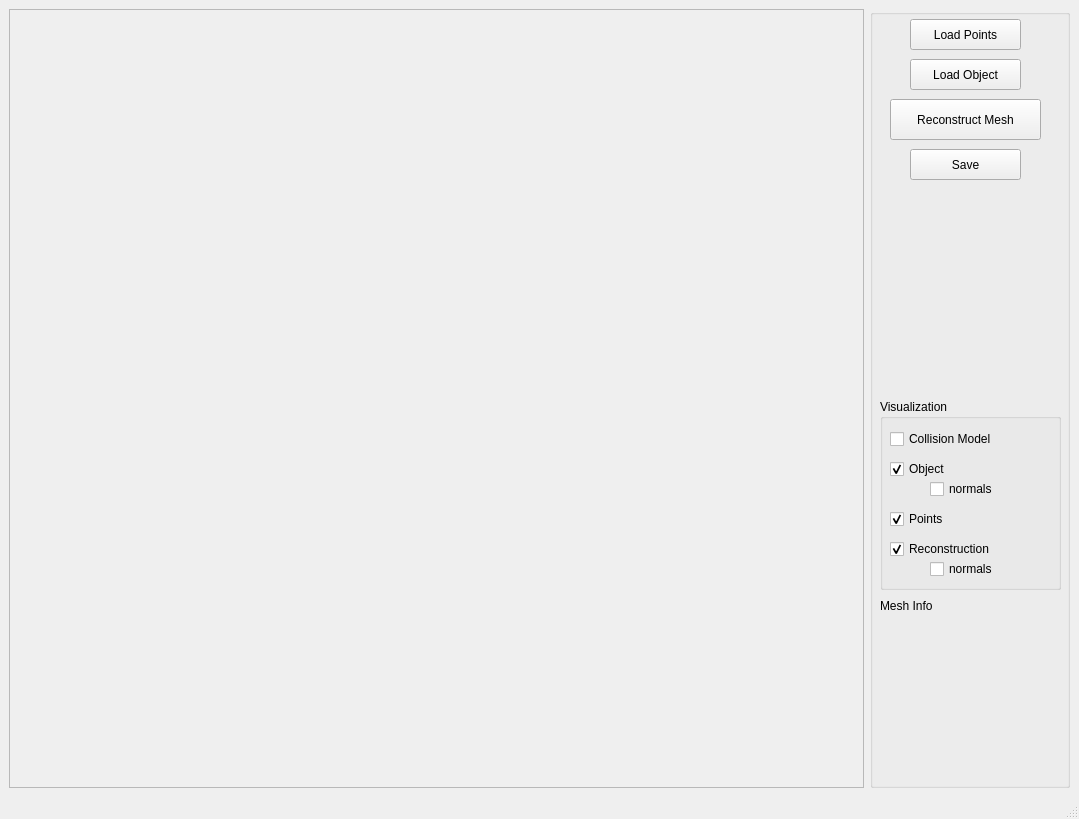
Above: Tools/MeshReconstruction/MeshReconstruction.ui from ProtolabSBRE/simox-cgal before the change. Below: the same form after it.
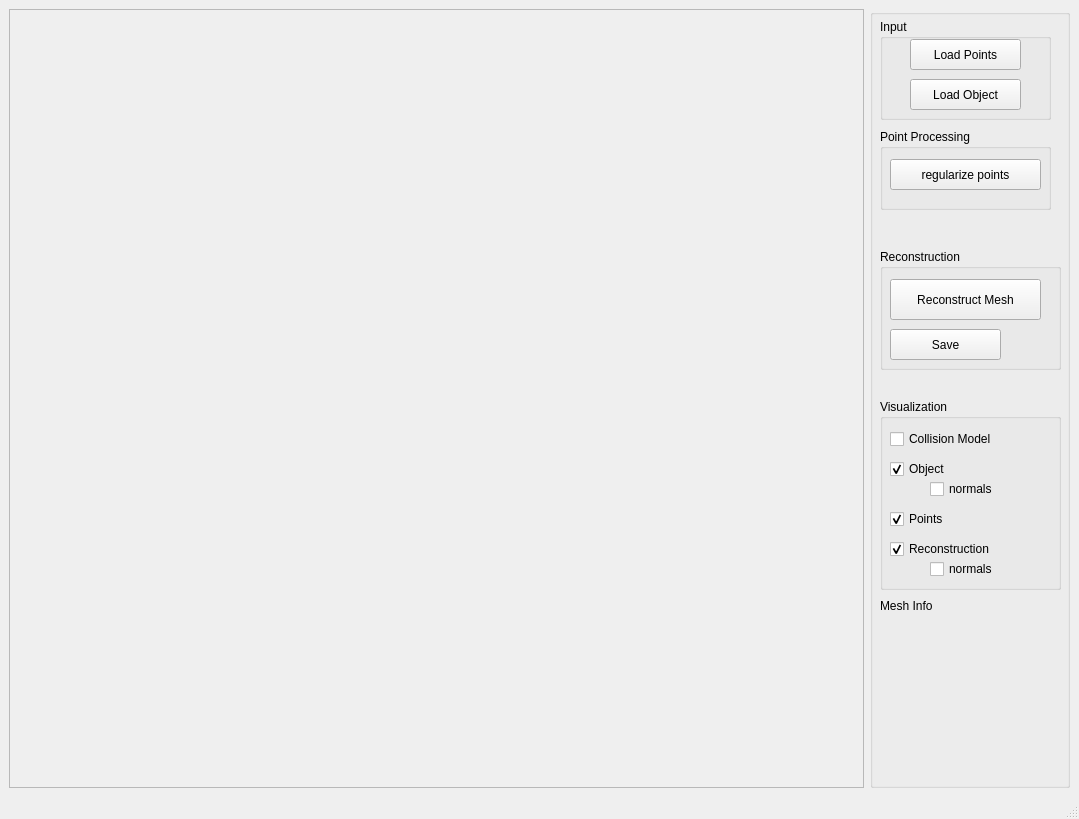
That is the form after the change.

Commit message: add point set regularization method

The edit to the form file:
```diff
--- a/Tools/MeshReconstruction/MeshReconstruction.ui
+++ b/Tools/MeshReconstruction/MeshReconstruction.ui
@@ -36,32 +36,6 @@
       <property name="title">
        <string/>
       </property>
-      <widget class="QPushButton" name="pushButtonLoadPoints">
-       <property name="geometry">
-        <rect>
-         <x>40</x>
-         <y>10</y>
-         <width>111</width>
-         <height>31</height>
-        </rect>
-       </property>
-       <property name="text">
-        <string>Load Points</string>
-       </property>
-      </widget>
-      <widget class="QPushButton" name="pushButtonLoadObject">
-       <property name="geometry">
-        <rect>
-         <x>40</x>
-         <y>50</y>
-         <width>111</width>
-         <height>31</height>
-        </rect>
-       </property>
-       <property name="text">
-        <string>Load Object</string>
-       </property>
-      </widget>
       <widget class="QLabel" name="labelInfo">
        <property name="geometry">
         <rect>
@@ -184,31 +158,112 @@
         </property>
        </widget>
       </widget>
-      <widget class="QPushButton" name="pushButtonReconstruct">
+      <widget class="QGroupBox" name="groupBox_2">
        <property name="geometry">
         <rect>
-         <x>20</x>
-         <y>90</y>
-         <width>151</width>
-         <height>41</height>
+         <x>10</x>
+         <y>120</y>
+         <width>171</width>
+         <height>81</height>
         </rect>
        </property>
-       <property name="text">
-        <string>Reconstruct Mesh</string>
+       <property name="title">
+        <string>Point Processing</string>
        </property>
+       <property name="flat">
+        <bool>false</bool>
+       </property>
+       <widget class="QPushButton" name="pushButtonRegularize">
+        <property name="geometry">
+         <rect>
+          <x>10</x>
+          <y>30</y>
+          <width>151</width>
+          <height>31</height>
+         </rect>
+        </property>
+        <property name="text">
+         <string>regularize points</string>
+        </property>
+       </widget>
       </widget>
-      <widget class="QPushButton" name="pushButtonSave">
+      <widget class="QGroupBox" name="groupBox_3">
        <property name="geometry">
         <rect>
-         <x>40</x>
-         <y>140</y>
-         <width>111</width>
-         <height>31</height>
+         <x>10</x>
+         <y>10</y>
+         <width>171</width>
+         <height>101</height>
         </rect>
        </property>
-       <property name="text">
-        <string>Save</string>
+       <property name="title">
+        <string>Input</string>
        </property>
+       <widget class="QPushButton" name="pushButtonLoadObject">
+        <property name="geometry">
+         <rect>
+          <x>30</x>
+          <y>60</y>
+          <width>111</width>
+          <height>31</height>
+         </rect>
+        </property>
+        <property name="text">
+         <string>Load Object</string>
+        </property>
+       </widget>
+       <widget class="QPushButton" name="pushButtonLoadPoints">
+        <property name="geometry">
+         <rect>
+          <x>30</x>
+          <y>20</y>
+          <width>111</width>
+          <height>31</height>
+         </rect>
+        </property>
+        <property name="text">
+         <string>Load Points</string>
+        </property>
+       </widget>
+      </widget>
+      <widget class="QGroupBox" name="groupBox_4">
+       <property name="geometry">
+        <rect>
+         <x>10</x>
+         <y>240</y>
+         <width>181</width>
+         <height>121</height>
+        </rect>
+       </property>
+       <property name="title">
+        <string>Reconstruction</string>
+       </property>
+       <widget class="QPushButton" name="pushButtonReconstruct">
+        <property name="geometry">
+         <rect>
+          <x>10</x>
+          <y>30</y>
+          <width>151</width>
+          <height>41</height>
+         </rect>
+        </property>
+        <property name="text">
+         <string>Reconstruct Mesh</string>
+        </property>
+       </widget>
+       <widget class="QPushButton" name="pushButtonSave">
+        <property name="geometry">
+         <rect>
+          <x>10</x>
+          <y>80</y>
+          <width>111</width>
+          <height>31</height>
+         </rect>
+        </property>
+        <property name="text">
+         <string>Save</string>
+        </property>
+       </widget>
       </widget>
      </widget>
     </item>
```
The commit also changes 4 other files.
